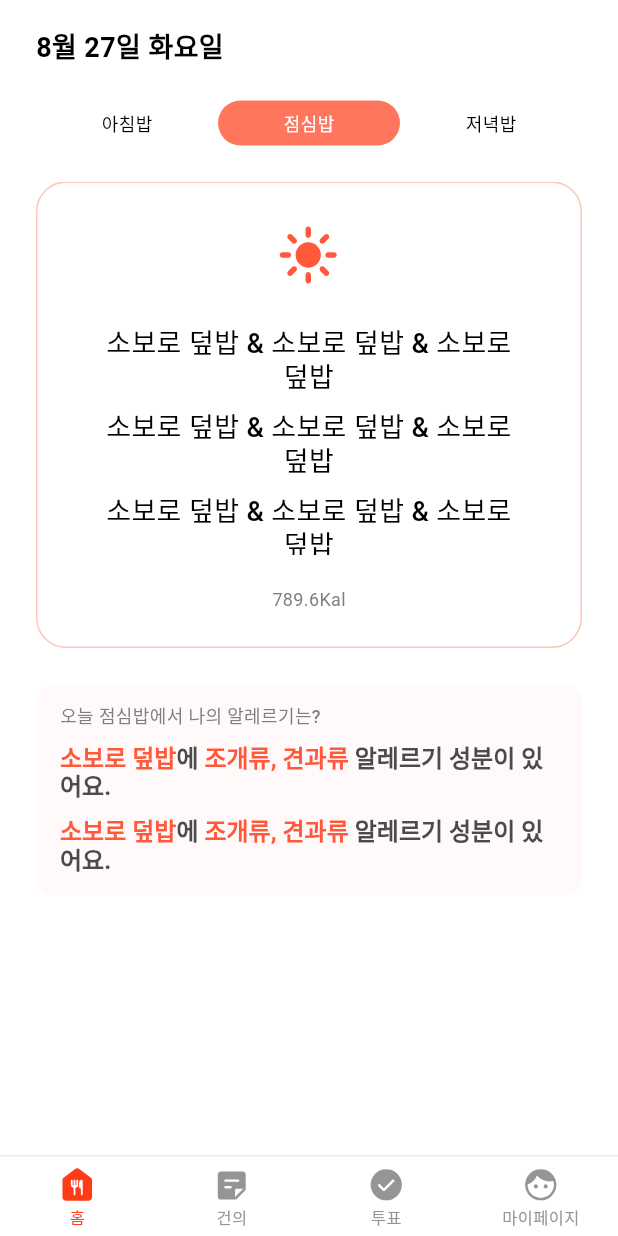
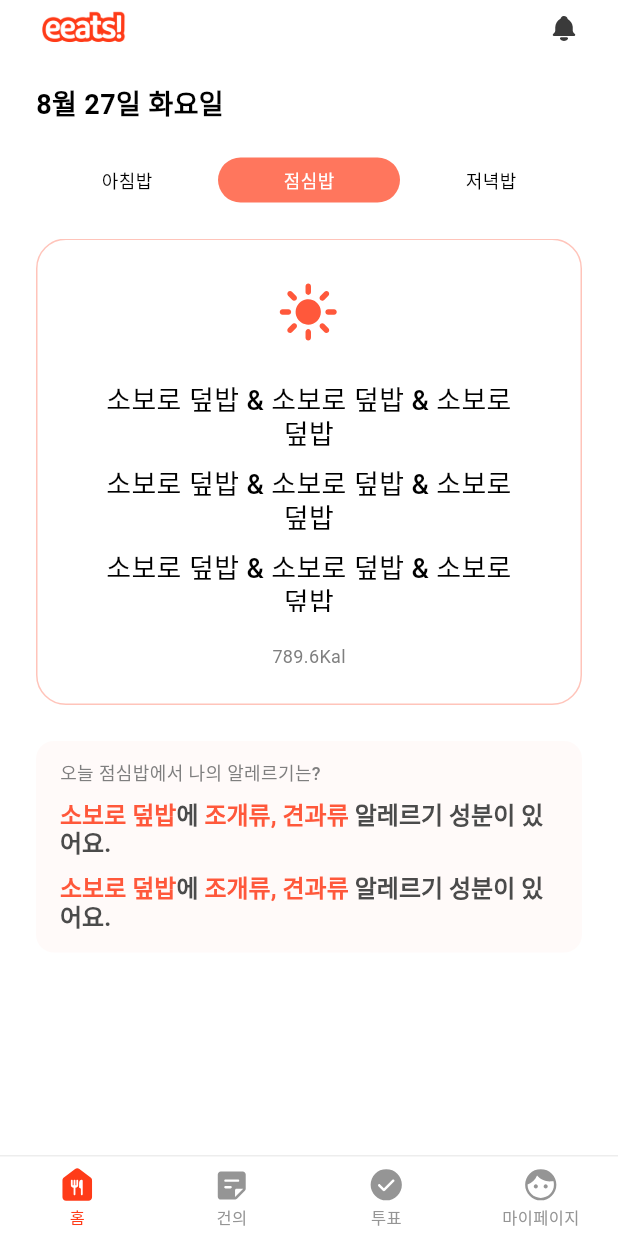
Before and after one commit to team-eeats/eeats_flutter, a Flutter app: the RootScreen screen opened by its route, on a phone screen of 412 x 824 dp. Run offline on Flutter 3.47's test engine with Material 3 defaults, Android fonts, the phone set to English and light mode, and no system bars; our stand-ins replace flutter_bloc, flutter_svg, go_router; Roboto replaces fonts that are missing (pretendard).

Commit message:
FEAT :: 네이게이터 구현

```diff
--- a/lib/presentation/root/view/root_screen.dart
+++ b/lib/presentation/root/view/root_screen.dart
@@ -1,9 +1,15 @@
+import 'package:eeats/core/component/eeats_app_bar.dart';
 import 'package:eeats/core/constants/eeats_style.dart';
 import 'package:eeats/core/layout/eeats_layout.dart';
 import 'package:eeats/core/state/navigator_type.dart';
 import 'package:eeats/presentation/home/view/home_screen.dart';
+import 'package:eeats/presentation/my/view/my_screen.dart';
+import 'package:eeats/presentation/root/provider/root_navigator_cubit.dart';
 import 'package:eeats/presentation/root/widget/root_navigator_item.dart';
+import 'package:eeats/presentation/suggest/view/suggest_screen.dart';
+import 'package:eeats/presentation/vote/view/vote_screen.dart';
 import 'package:flutter/material.dart';
+import 'package:flutter_bloc/flutter_bloc.dart';
 
 class RootScreen extends StatefulWidget {
   const RootScreen({super.key});
@@ -13,9 +19,16 @@ class RootScreen extends StatefulWidget {
 }
 
 class _RootScreenState extends State<RootScreen> {
+  final List<Widget> pages = [
+    const HomeScreen(),
+    const SuggestScreen(),
+    const VoteScreen(),
+    const MyScreen(),
+  ];
   @override
   Widget build(BuildContext context) {
     return EeatsLayout(
+      appBar: const EeatsAppBar(),
       bottomNavigationBar: SafeArea(
         child: Container(
           height: 54,
@@ -41,7 +54,17 @@ class _RootScreenState extends State<RootScreen> {
           ),
         ),
       ),
-      child: HomeScreen(),
+      child: BlocBuilder<RootNavigatorCubit, NavigatorType>(
+        builder: (context, state) {
+          return PageView.builder(
+            controller: context.watch<RootNavigatorCubit>().controller,
+            itemCount: NavigatorType.values.length,
+            itemBuilder: (context, index) {
+              return pages[index];
+            },
+          );
+        },
+      ),
     );
   }
 }
```
